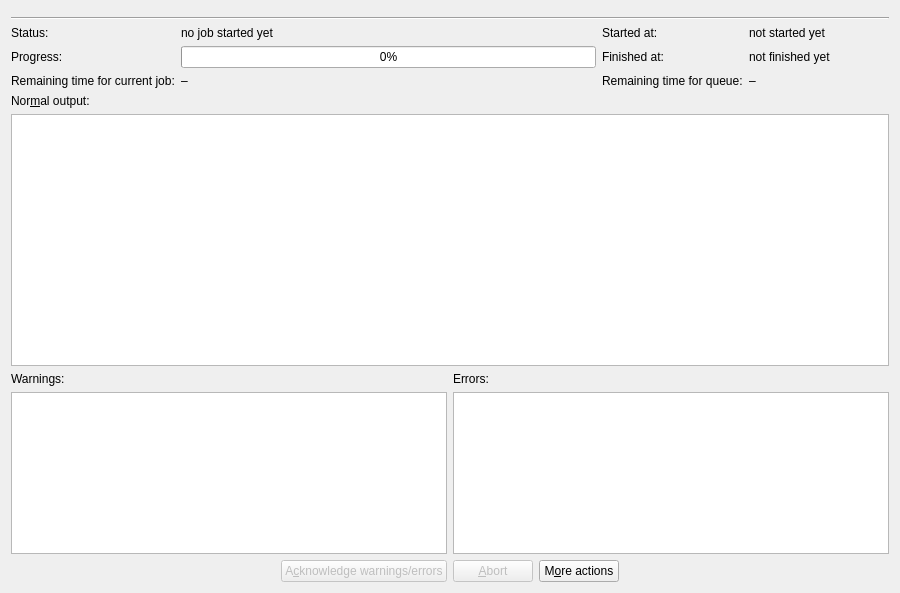
First picture: the form in src/mkvtoolnix-gui/forms/watch_jobs/tab.ui, repository jpsdr/MKVToolnix-Windows-7, before the edit.
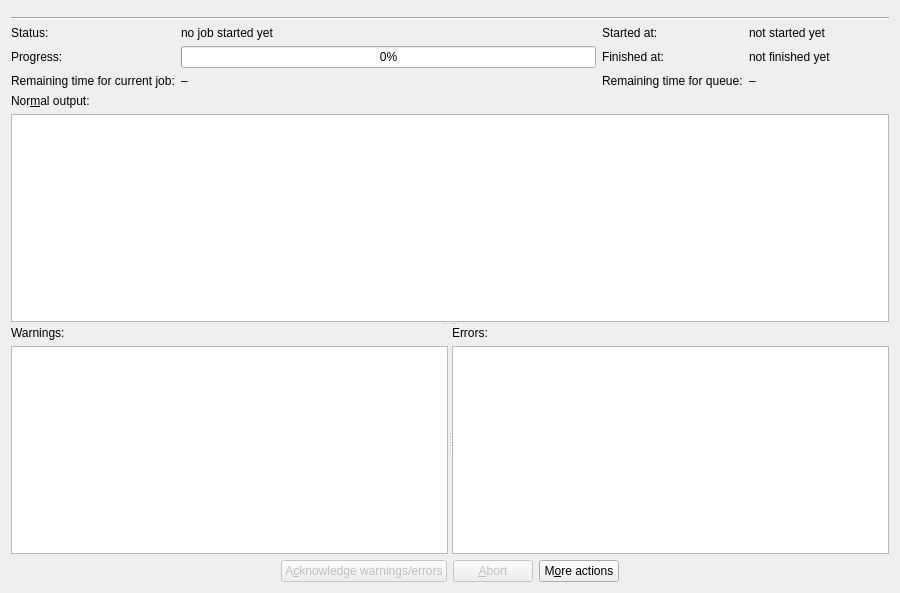
Second picture: the form after the edit. Custom widgets are drawn as their Qt base class.

Commit message:
GUI: job output: use splitters for output, warnings, error views
Implements #1394.

```diff
--- a/src/mkvtoolnix-gui/forms/watch_jobs/tab.ui
+++ b/src/mkvtoolnix-gui/forms/watch_jobs/tab.ui
@@ -13,7 +13,7 @@
   <property name="windowTitle">
    <string notr="true">Form</string>
   </property>
-  <layout class="QVBoxLayout" name="verticalLayout_5">
+  <layout class="QVBoxLayout" name="verticalLayout_4">
    <item>
     <widget class="mtx::gui::Util::ElideLabel" name="description"/>
    </item>
@@ -125,8 +125,11 @@
     </layout>
    </item>
    <item>
-    <layout class="QVBoxLayout" name="verticalLayout_4" stretch="3,2">
-     <item>
+    <widget class="QSplitter" name="sOutput">
+     <property name="orientation">
+      <enum>Qt::Vertical</enum>
+     </property>
+     <widget class="QWidget" name="">
       <layout class="QVBoxLayout" name="verticalLayout_3">
        <item>
         <widget class="QLabel" name="outputLabel">
@@ -155,10 +158,12 @@
         </widget>
        </item>
       </layout>
-     </item>
-     <item>
-      <layout class="QHBoxLayout" name="horizontalLayout_2">
-       <item>
+     </widget>
+     <widget class="QSplitter" name="sWarningsErrors">
+      <property name="orientation">
+       <enum>Qt::Horizontal</enum>
+      </property>
+      <widget class="QWidget" name="">
         <layout class="QVBoxLayout" name="verticalLayout">
          <item>
           <widget class="QLabel" name="warningsLabel">
@@ -187,8 +192,8 @@
           </widget>
          </item>
         </layout>
-       </item>
-       <item>
+      </widget>
+      <widget class="QWidget" name="">
         <layout class="QVBoxLayout" name="verticalLayout_2">
          <item>
           <widget class="QLabel" name="errorsLabel">
@@ -217,10 +222,9 @@
           </widget>
          </item>
         </layout>
-       </item>
-      </layout>
-     </item>
-    </layout>
+      </widget>
+     </widget>
+    </widget>
    </item>
    <item>
     <layout class="QHBoxLayout" name="horizontalLayout">
```
Lines whose indentation alone changed are shown as unchanged. The commit also changes 2 other files.
